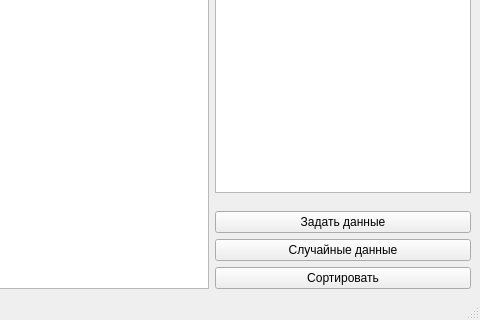
Old version of the form mainwindow.ui in the repository roazanas/heapSort; both pictures show x 733 to 1213 and y 421 to 741 of the 1213 by 741 pixel window.
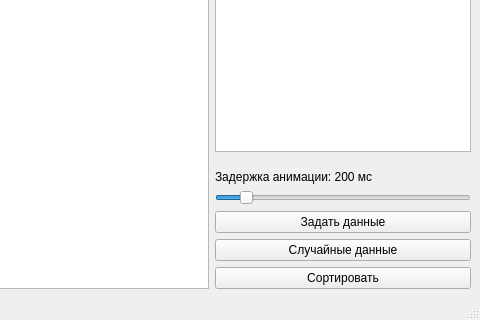
New version of the form. Custom widgets are drawn as their Qt base class.

Commit message: Add animation delay edit

```diff
--- a/mainwindow.ui
+++ b/mainwindow.ui
@@ -39,6 +39,38 @@
     </item>
     <item row="3" column="1">
      <layout class="QVBoxLayout" name="buttonLayout">
+      <item>
+       <widget class="QLabel" name="animationDelayLabel">
+        <property name="text">
+         <string>Задержка анимации: 200 мс</string>
+        </property>
+       </widget>
+      </item>
+      <item>
+       <widget class="QSlider" name="animationDelaySlider">
+        <property name="sizePolicy">
+         <sizepolicy hsizetype="Minimum" vsizetype="Fixed">
+          <horstretch>0</horstretch>
+          <verstretch>0</verstretch>
+         </sizepolicy>
+        </property>
+        <property name="maximum">
+         <number>2000</number>
+        </property>
+        <property name="singleStep">
+         <number>5</number>
+        </property>
+        <property name="pageStep">
+         <number>30</number>
+        </property>
+        <property name="value">
+         <number>200</number>
+        </property>
+        <property name="orientation">
+         <enum>Qt::Horizontal</enum>
+        </property>
+       </widget>
+      </item>
       <item>
        <widget class="QPushButton" name="setDataButton">
         <property name="sizePolicy">
```
The commit also changes 34 other files.
